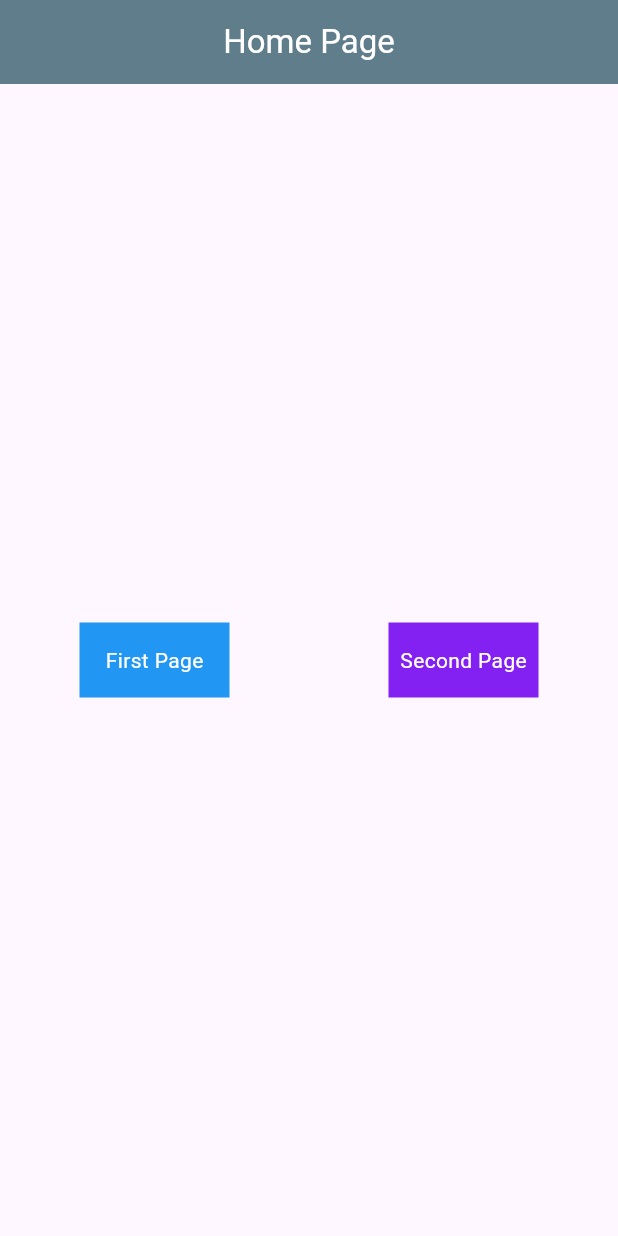
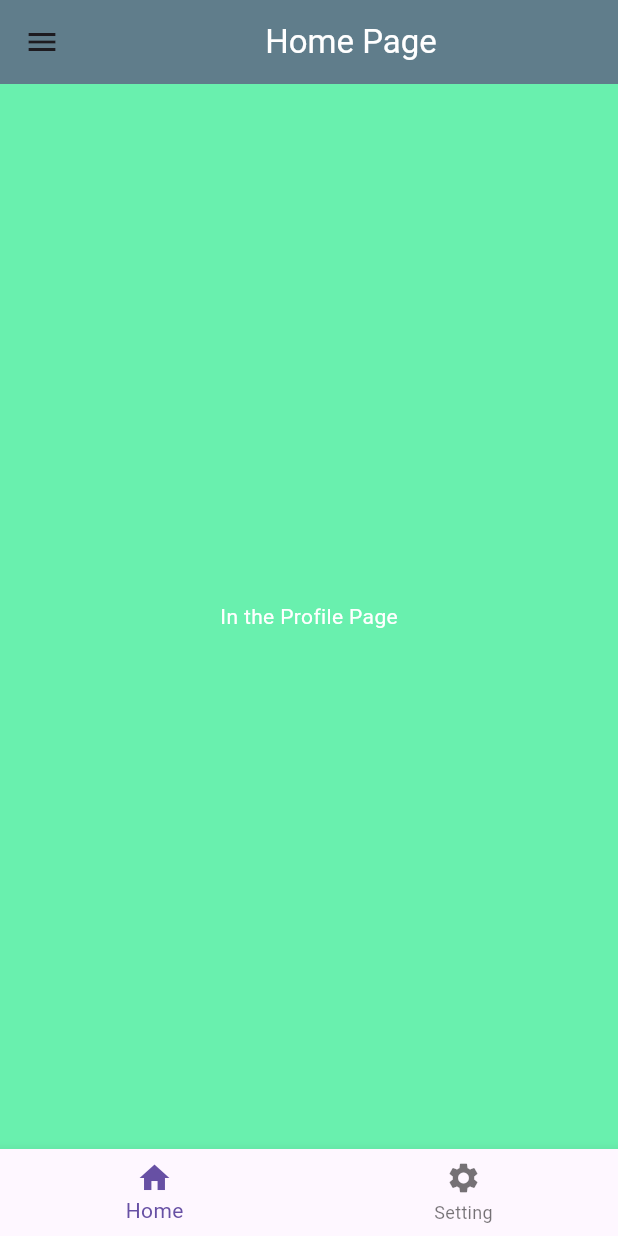
Before and after one commit to Ghani9/Flutter-Repo, a Flutter app: the screen it shows after launch, on a phone screen of 412 x 824 dp. Run offline on Flutter 3.47's test engine with Material 3 defaults, Android fonts, the phone set to English and light mode, and no system bars; missing offline and left inert: dart:js.

```diff
--- a/first_flutter_app/lib/main.dart
+++ b/first_flutter_app/lib/main.dart
@@ -1,5 +1,9 @@
+import 'dart:js';
+
 import 'package:first_flutter_app/pages/fistPage.dart';
+import 'package:first_flutter_app/pages/profilePage.dart';
 import 'package:first_flutter_app/pages/secondPage.dart';
+import 'package:first_flutter_app/pages/settingPage.dart';
 // import 'package:flutter/cupertino.dart';
 import 'package:flutter/material.dart';
 // import 'package:flutter/widgets.dart';
@@ -13,15 +17,31 @@ void main() {
         '/home': (context) => MyApp(),
         '/secondpage': (context) => SecondPage(),
         '/firstpage': (context) => FirstPage(),
+        '/settingpage': (context) => SettingPage(),
       }));
 }
 
-class MyApp extends StatelessWidget {
+class MyApp extends StatefulWidget {
   const MyApp({super.key});
 
+  @override
+  State<MyApp> createState() => _MyAppState();
+}
+
+class _MyAppState extends State<MyApp> {
   void printTap() {
     print('Container Tapped');
   }
+
+  int _selectedIndex = 0;
+
+  void _navigationBottomBar(int index) {
+    setState(() {
+      _selectedIndex = index;
+    });
+  }
+
+  final List _pages = [ProfilePage(), SettingPage()];
 
   @override
   Widget build(BuildContext context) {
@@ -34,131 +54,82 @@ class MyApp extends StatelessWidget {
           )),
           backgroundColor: Colors.blueGrey,
         ),
-      body: Center(
-          child: Row(
-        mainAxisAlignment: MainAxisAlignment.spaceAround,
+        drawer: Drawer(
+          backgroundColor: const Color.fromARGB(255, 164, 140, 138),
+          child: Column(
             children: [
-          GestureDetector(
+              const DrawerHeader(
+                child: Icon(
+                  Icons.person_2,
+                  size: 50,
+                  color: Colors.white,
+                ),
+              ),
+              ListTile(
+                  titleAlignment: ListTileTitleAlignment.center,
+                  leading: const Icon(
+                    Icons.home,
+                    color: Colors.white,
+                  ),
+                  title: const Text(
+                    'HOME',
+                    style: TextStyle(color: Colors.white),
+                  ),
                   onTap: () {
-                Navigator.push(context,
-                    MaterialPageRoute(builder: (context) => FirstPage()));
-              },
-              child: Container(
-                height: 50,
-                width: 100,
-                color: Colors.blue,
-                child: const Center(
-                    child: Text(
-                  'First Page',
-                  style: TextStyle(color: Colors.white),
-                )),
-              )),
-          GestureDetector(
-              onTap: () {
-                Navigator.push(context,
-                    MaterialPageRoute(builder: (context) => SecondPage()));
-              },
-              child: Container(
-                height: 50,
-                width: 100,
-                color: const Color.fromARGB(255, 131, 33, 243),
-                child: const Center(
-                    child: Text(
-                  'Second Page',
-                  style: TextStyle(color: Colors.white),
-                )),
-              )),
+                    Navigator.pop(context);
+                    Navigator.pushNamed(context, '/settingpage');
+                  })
             ],
-      )),
-    );
-    // routes: {
-    //   '/home': (context) => MyApp(),
-    //   '/secondpage': (context) => SecondPage(),
-    //   '/firstpage': (context) => FirstPage(),
-    // },
-    // Scaffold(
-    // appBar: AppBar(
-    //   backgroundColor: Colors.blueGrey,
-    //   title: const Center(
-    //     child: Text(
-    //       "My First Flutter App",
-    //       style: TextStyle(
-    //           color: Colors.white,
-    //           fontSize: 30,
-    //           fontWeight: FontWeight.w900,
-    //           letterSpacing: 2),
-    //     ),
-    //   ),
-    //   leading: const Icon(
-    //     Icons.home,
-    //     color: Colors.white,
-    //     size: 40,
-    //   ),
-    //   actions: [
-    //     IconButton(
-    //         onPressed: () {
-    //           print('Icons is Clicked');
+          ),
+        ),
+        body: _pages[_selectedIndex],
+        // Center(
+        //     child: Row(
+        //   mainAxisAlignment: MainAxisAlignment.spaceAround,
+        //   children: [
+        //     GestureDetector(
+        //         onTap: () {
+        //           Navigator.push(context,
+        //               MaterialPageRoute(builder: (context) => FirstPage()));
         //         },
-    //         icon: Icon(Icons.logout))
+        //         child: Container(
+        //           height: 50,
+        //           width: 100,
+        //           color: Colors.blue,
+        //           child: const Center(
+        //               child: Text(
+        //             'First Page',
+        //             style: TextStyle(color: Colors.white),
+        //           )),
+        //         )),
+        //     GestureDetector(
+        //         onTap: () {
+        //           Navigator.push(context,
+        //               MaterialPageRoute(builder: (context) => SecondPage()));
+        //         },
+        //         child: Container(
+        //           height: 50,
+        //           width: 100,
+        //           color: const Color.fromARGB(255, 131, 33, 243),
+        //           child: const Center(
+        //               child: Text(
+        //             'Second Page',
+        //             style: TextStyle(color: Colors.white),
+        //           )),
+        //         )),
         //   ],
-    // ),
-    // backgroundColor: const Color.fromARGB(255, 54, 181, 244),
-    // body: Center(
-    //     child: GestureDetector(
-    //         onTap: printTap,
-    //         child: Container(
-    //           height: 100,
-    //           width: 100,
-    //           color: Colors.black26,
-    //           child: const Center(
-    //               child: Text('Tap Me!',
-    //                   style: TextStyle(
-    //                     color: Colors.white,
-    //                   ))),
-    //         ))),
-    // GridView.builder(
-    //     itemCount: 64,
-    //     gridDelegate: const SliverGridDelegateWithFixedCrossAxisCount(
-    //         crossAxisCount: 3),
-    //     itemBuilder: (context, index) => Container(
-    //           color: const Color.fromARGB(255, 2, 130, 40),
-    //           margin: const EdgeInsets.all(2),
-    //         ))
-    // ListView.builder(
-    //     itemCount: 20,
-    //     itemBuilder: (context, index) => ListTile(
-    //           title: Text(index.toString()),
-    //           tileColor: Color.fromRGBO(
-    //               12 * int.parse(index.toString()),
-    //               12 * int.parse(index.toString()),
-    //               12 * int.parse(index.toString()),
-    //               1),
-    //         ))
-    // ListView(scrollDirection: Axis.horizontal, children: [
-    //   Container(
-    //     width: 200,
-    //     height: 200,
-    //     color: Colors.blue[200],
-    //   ),
-    //   Container(
-    //     width: 200,
-    //     height: 200,
-    //     color: Colors.blue[400],
-    //   ),
-    //   Container(
-    //     width: 200,
-    //     height: 200,
-    //     color: Colors.blue[600],
-    //   )
-    // ])
-    // Center(
-    //   child: Container(
-    //     width: 200,
-    //     height: 200,
-    //     color: Colors.blueAccent,
-    //     child: const Center(child: Text('HELLO WORLD')),
-    //   ),
-    // ),
-    // ),
+        // )),
+        bottomNavigationBar: BottomNavigationBar(
+          currentIndex: _selectedIndex,
+          onTap: _navigationBottomBar,
+          items: const [
+            BottomNavigationBarItem(
+              icon: Icon(Icons.home),
+              label: 'Home',
+            ),
+            BottomNavigationBarItem(
+                icon: Icon(Icons.settings), label: 'Setting'),
+          ],
+        ));
   }
 }
--- /dev/null
+++ b/first_flutter_app/lib/pages/profilePage.dart
@@ -0,0 +1,23 @@
+import 'package:flutter/cupertino.dart';
+import 'package:flutter/material.dart';
+
+class ProfilePage extends StatelessWidget {
+  const ProfilePage({super.key});
+
+  @override
+  Widget build(BuildContext context) {
+    return Scaffold(
+      body: Center(
+        child: Container(
+          color: Colors.greenAccent,
+          child: Center(
+            child: Text(
+              'In the Profile Page',
+              style: TextStyle(color: Colors.white),
+            ),
+          ),
+        ),
+      ),
+    );
+  }
+}
--- a/first_flutter_app/lib/pages/secondPage.dart
+++ b/first_flutter_app/lib/pages/secondPage.dart
@@ -19,7 +19,7 @@ class SecondPage extends StatelessWidget {
       body: Center(
         child: GestureDetector(
             onTap: () {
-              Navigator.pop(context);
+              // Navigator.pop(context);
 
               // Navigator.push(context,
               //     MaterialPageRoute(builder: (context) => FirstPage()));
--- /dev/null
+++ b/first_flutter_app/lib/pages/settingPage.dart
@@ -0,0 +1,22 @@
+import 'package:flutter/cupertino.dart';
+import 'package:flutter/material.dart';
+
+class SettingPage extends StatelessWidget {
+  const SettingPage({super.key});
+
+  @override
+  Widget build(BuildContext context) {
+    return Scaffold(
+      body: Center(
+        child: Container(
+          color: const Color.fromARGB(255, 100, 85, 85),
+          child: const Center(
+              child: Text(
+            'Setting Page',
+            style: TextStyle(color: Colors.white),
+          )),
+        ),
+      ),
+    );
+  }
+}
```
Lines whose indentation alone changed are shown as unchanged.
